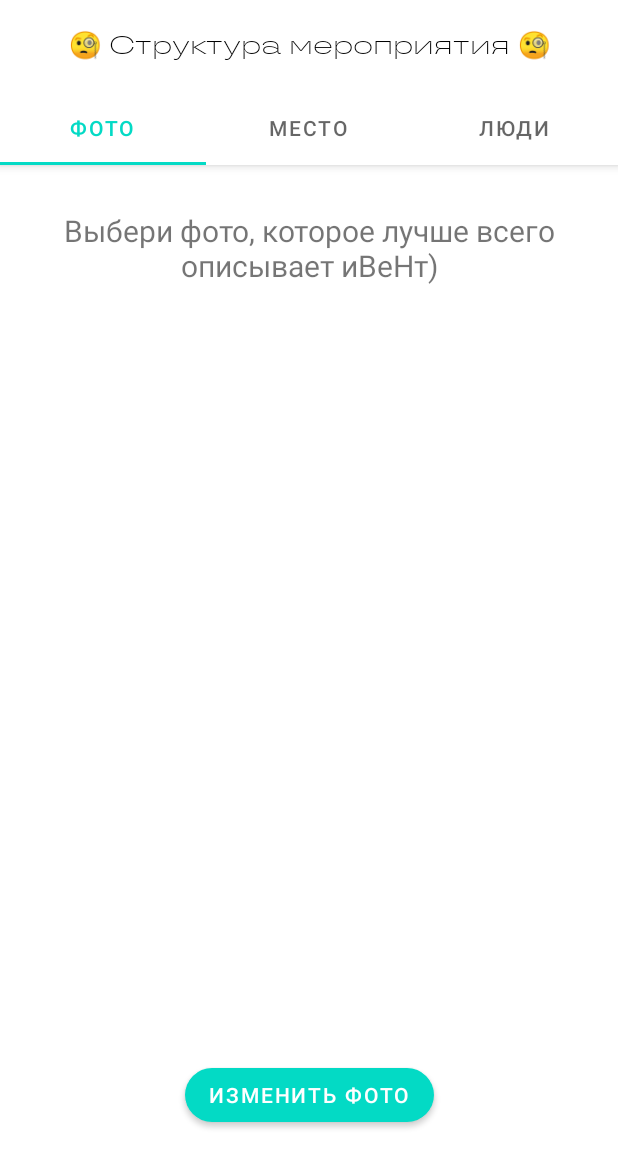
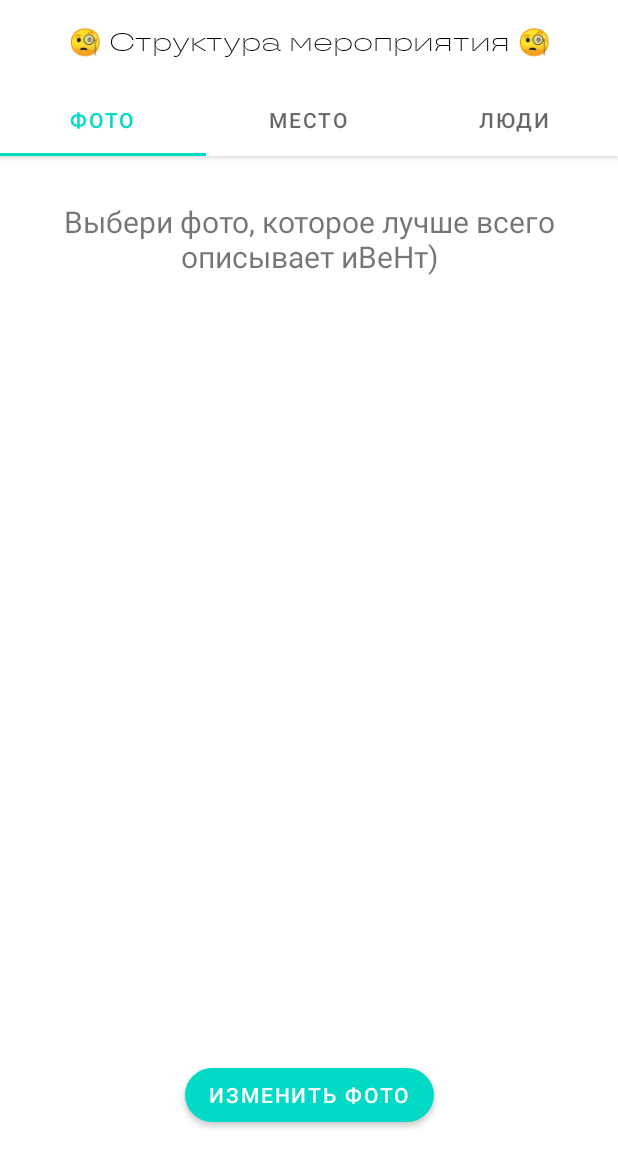
Before and after one commit to 21MokseM12/IventCalendar, an Android app: the EventSettingsActivity screen opened directly, with no data from a screen before it, on a phone screen of 412 x 824 dp. Shown: the top 1168 px of the screen. Run offline under Robolectric (Android 15) with nearby library versions, the phone set to English and light mode, and no system bars; our stand-ins replace Room's generated code.

Commit message:
fix: synchronize adapters in locations and people tabs; add adaptive size of views in settings and info layouts add max count of lines = 1 in locations and people dialogs

```diff
--- a/app/build.gradle
+++ b/app/build.gradle
@@ -20,6 +20,7 @@ android {
         release {
             minifyEnabled false
             proguardFiles getDefaultProguardFile('proguard-android-optimize.txt'), 'proguard-rules.pro'
+            signingConfig signingConfigs.debug
         }
     }
     compileOptions {
--- a/app/src/main/java/com/example/iventcalendar/activities/tabs/settings_tabs/TabSecondLocation.java
+++ b/app/src/main/java/com/example/iventcalendar/activities/tabs/settings_tabs/TabSecondLocation.java
@@ -27,7 +27,8 @@ import java.util.Objects;
 public class TabSecondLocation  extends Fragment implements FragmentDataListener {
     protected List<String> locations;
     private FloatingActionButton addLocation;
-    Dialog locationDialog;
+    private Dialog locationDialog;
+    private LocationAdapter adapter;
     @Override
     public View onCreateView(LayoutInflater inflater, ViewGroup container, Bundle savedInstanceState) {
         View rootView = inflater.inflate(R.layout.tab2_location_settings, container, false);
@@ -44,7 +45,7 @@ public class TabSecondLocation  extends Fragment implements FragmentDataListener
         });
 
         ListView locationsSettings = rootView.findViewById(R.id.locationsViewSettingsList);
-        LocationAdapter adapter = new LocationAdapter(this.requireActivity(), locations);
+        adapter = new LocationAdapter(this.requireActivity(), locations);
         locationsSettings.setAdapter(adapter);
         return rootView;
     }
@@ -60,8 +61,10 @@ public class TabSecondLocation  extends Fragment implements FragmentDataListener
             @Override
             public void onClick(View v) {
                 if (!placeToAdd.getText().toString().trim().isEmpty()) {
-                    if (!locations.contains(placeToAdd.getText().toString().trim()))
+                    if (!locations.contains(placeToAdd.getText().toString().trim())) {
                         locations.add(placeToAdd.getText().toString().trim());
+                        adapter.notifyDataSetChanged();
+                    }
                 } else Toast.makeText(requireContext(), "Ничего же не написано...", Toast.LENGTH_LONG).show();
                 locationDialog.dismiss();
             }
--- a/app/src/main/java/com/example/iventcalendar/activities/tabs/settings_tabs/TabThirdPeople.java
+++ b/app/src/main/java/com/example/iventcalendar/activities/tabs/settings_tabs/TabThirdPeople.java
@@ -27,7 +27,8 @@ import java.util.Objects;
 public class TabThirdPeople  extends Fragment implements FragmentDataListener {
     protected List<String> people;
     public FloatingActionButton addPeople;
-    Dialog peopleDialog;
+    private Dialog peopleDialog;
+    private LocationAdapter adapter;
     @Override
     public View onCreateView(LayoutInflater inflater, ViewGroup container, Bundle savedInstanceState) {
         View rootView = inflater.inflate(R.layout.tab3_people_settings, container, false);
@@ -44,7 +45,7 @@ public class TabThirdPeople  extends Fragment implements FragmentDataListener {
         });
 
         ListView locationsSettings = rootView.findViewById(R.id.peopleViewSettingsList);
-        LocationAdapter adapter = new LocationAdapter(this.requireActivity(), people);
+        adapter = new LocationAdapter(this.requireActivity(), people);
         locationsSettings.setAdapter(adapter);
         return rootView;
     }
@@ -60,8 +61,10 @@ public class TabThirdPeople  extends Fragment implements FragmentDataListener {
             @Override
             public void onClick(View v) {
                 if (!placeToAdd.getText().toString().trim().isEmpty()) {
-                    if (!people.contains(placeToAdd.getText().toString()))
+                    if (!people.contains(placeToAdd.getText().toString())) {
                         people.add(placeToAdd.getText().toString().trim());
+                        adapter.notifyDataSetChanged();
+                    }
                 } else Toast.makeText(requireContext(), "Ничего же не написано...", Toast.LENGTH_LONG).show();
                 peopleDialog.dismiss();
             }
--- a/app/src/main/java/com/example/iventcalendar/service/decorators/CurrentDateDecorator.java
+++ b/app/src/main/java/com/example/iventcalendar/service/decorators/CurrentDateDecorator.java
@@ -2,8 +2,6 @@ package com.example.iventcalendar.service.decorators;
 
 import android.annotation.SuppressLint;
 import android.content.Context;
-import android.graphics.Color;
-import android.graphics.drawable.ColorDrawable;
 import android.graphics.drawable.Drawable;
 
 import com.prolificinteractive.materialcalendarview.CalendarDay;
--- a/app/src/main/res/layout/activity_event_info.xml
+++ b/app/src/main/res/layout/activity_event_info.xml
@@ -14,7 +14,7 @@
             android:id="@+id/title"
             android:fontFamily="@font/tt_travels_light"
             android:layout_width="match_parent"
-            android:layout_height="60dp"
+            android:layout_height="wrap_content"
             android:background="@color/white"
             android:textColor="@color/black"
             android:gravity="center"
@@ -23,7 +23,7 @@
         <com.google.android.material.tabs.TabLayout
             android:id="@+id/tabs"
             android:layout_width="match_parent"
-            android:layout_height="50dp"/>
+            android:layout_height="wrap_content"/>
     </com.google.android.material.appbar.AppBarLayout>
     <androidx.viewpager.widget.ViewPager
         android:id="@+id/view_pager"
--- a/app/src/main/res/layout/activity_event_settings.xml
+++ b/app/src/main/res/layout/activity_event_settings.xml
@@ -14,7 +14,7 @@
             android:id="@+id/title"
             android:fontFamily="@font/tt_travels_light"
             android:layout_width="match_parent"
-            android:layout_height="60dp"
+            android:layout_height="wrap_content"
             android:background="@color/white"
             android:textColor="@color/black"
             android:gravity="center"
@@ -23,7 +23,7 @@
         <com.google.android.material.tabs.TabLayout
             android:id="@+id/tabs"
             android:layout_width="match_parent"
-            android:layout_height="50dp"/>
+            android:layout_height="wrap_content"/>
     </com.google.android.material.appbar.AppBarLayout>
     <androidx.viewpager.widget.ViewPager
         android:id="@+id/view_pager"
--- a/app/src/main/res/layout/custom_settings_location_dialog.xml
+++ b/app/src/main/res/layout/custom_settings_location_dialog.xml
@@ -22,6 +22,8 @@
                 android:drawableStart="@drawable/ic_location_city"
                 android:drawablePadding="10dp"
                 android:hint="@string/text_for_location_dialog"
+                android:maxLines="1"
+                android:inputType="text"
                 app:layout_constraintBottom_toBottomOf="parent"
                 app:layout_constraintEnd_toEndOf="parent"
                 app:layout_constraintStart_toStartOf="parent"
--- a/app/src/main/res/layout/custom_settings_people_dialog.xml
+++ b/app/src/main/res/layout/custom_settings_people_dialog.xml
@@ -21,6 +21,8 @@
                 android:layout_height="wrap_content"
                 android:drawableStart="@drawable/ic_people"
                 android:drawablePadding="10dp"
+                android:maxLines="1"
+                android:inputType="text"
                 android:hint="@string/text_for_people_dialog"
                 app:layout_constraintBottom_toBottomOf="parent"
                 app:layout_constraintEnd_toEndOf="parent"
--- a/app/src/main/res/layout/tab4_crazy_info.xml
+++ b/app/src/main/res/layout/tab4_crazy_info.xml
@@ -10,7 +10,7 @@
         android:gravity="center"
         android:textSize="@dimen/fragment_font_size"
         android:layout_width="match_parent"
-        android:layout_height="60dp"
+        android:layout_height="wrap_content"
         android:layout_marginTop="40dp"
         app:layout_constraintEnd_toEndOf="parent"
         app:layout_constraintStart_toStartOf="parent"
@@ -65,8 +65,8 @@
 
     <com.google.android.material.button.MaterialButton
         android:id="@+id/changeButton"
-        android:layout_width="150dp"
-        android:layout_height="65dp"
+        android:layout_width="wrap_content"
+        android:layout_height="wrap_content"
         android:layout_marginTop="20dp"
         android:layout_marginBottom="384dp"
         android:text="@string/changeCrazy"
```
Also changed, not shown: app/src/main/java/com/example/iventcalendar/activities/tabs/info_tabs/TabSecondLocation.java (+5 -4 lines), app/src/main/java/com/example/iventcalendar/activities/tabs/info_tabs/TabThirdPeople.java (+6 -3 lines).
